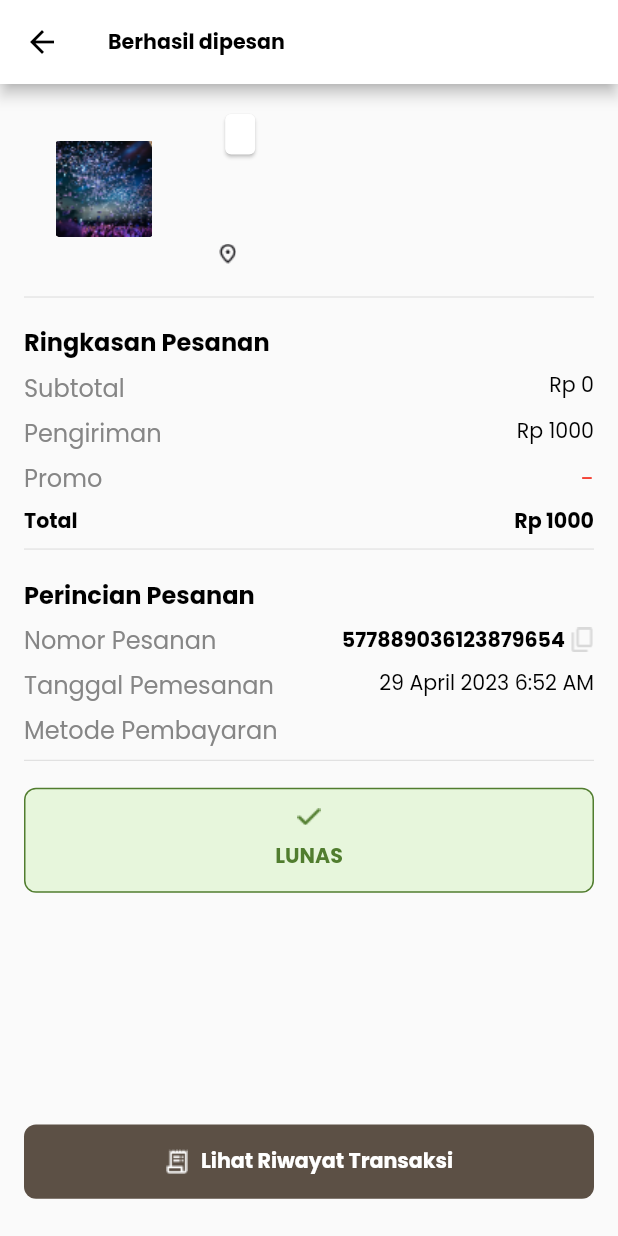
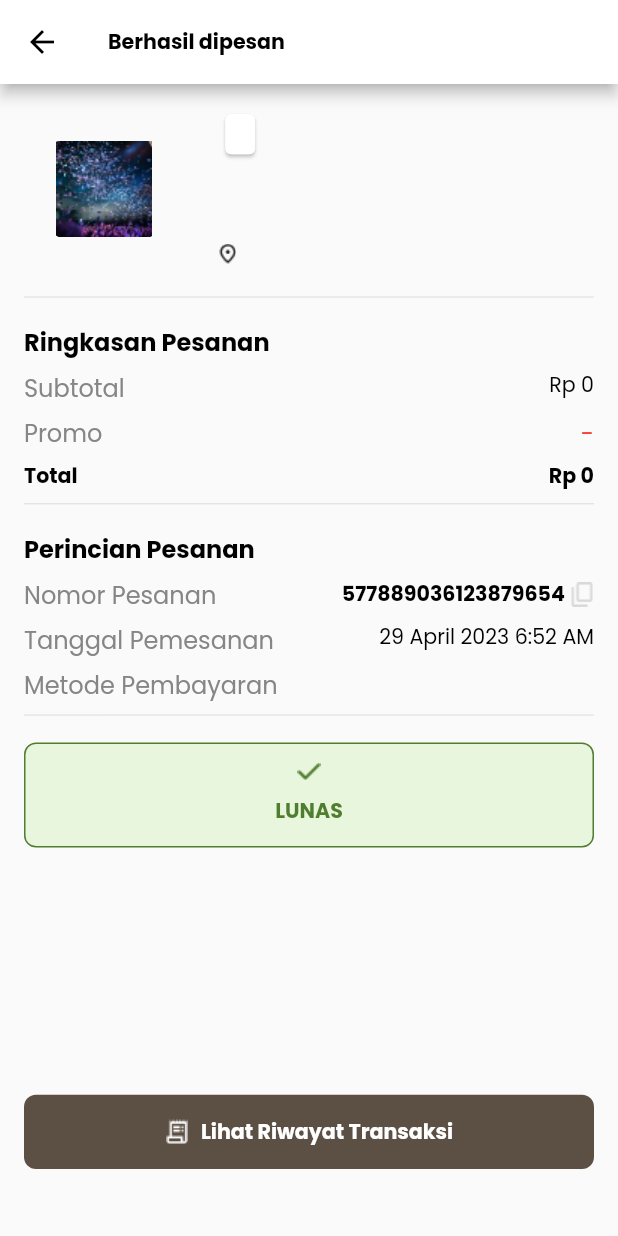
Before and after one commit to Balink-8/mobile_balink, a Flutter app: the SuccessPayment screen opened directly with empty values, on a phone screen of 412 x 824 dp. Run offline on Flutter 3.47's test engine with Material 2 defaults, Android fonts, the phone set to English and light mode, and no system bars; our stand-ins replace badges, carousel_slider, file_picker, flutter_screenutil, google_fonts, pinput and 2 more; missing offline and left inert: clipboard; accounts and stored records are empty.

Commit message:
hapus pengiriman

```diff
--- a/lib/view/event/eventPage/successpay.dart
+++ b/lib/view/event/eventPage/successpay.dart
@@ -165,31 +165,6 @@ class _SuccessPaymentState extends State<SuccessPayment> {
                     mainAxisAlignment: MainAxisAlignment.spaceBetween,
                     children: [
                       Text(
-                        'Pengiriman',
-                        style: poppinsKecil.copyWith(
-                            fontSize: 14.sp,
-                            fontWeight: FontWeight.w400,
-                            color: abuColor),
-                        key: const Key('label pengiriman'),
-                      ),
-                      Text(
-                        'Rp $hargaPengiriman',
-                        style: poppinsKecil.copyWith(
-                            fontSize: 12.sp,
-                            fontWeight: FontWeight.w400,
-                            color: blackColor),
-                        key: const Key('label harga ongkir'),
-                      )
-                    ],
-                  ),
-                  SizedBox(
-                    height: 6.h,
-                  ),
-                  Row(
-                    crossAxisAlignment: CrossAxisAlignment.start,
-                    mainAxisAlignment: MainAxisAlignment.spaceBetween,
-                    children: [
-                      Text(
                         'Promo',
                         style: poppinsKecil.copyWith(
                             fontSize: 14.sp,
@@ -223,7 +198,7 @@ class _SuccessPaymentState extends State<SuccessPayment> {
                         key: const Key('label total'),
                       ),
                       Text(
-                        'Rp ${total + hargaPengiriman}',
+                        'Rp ${total}',
                         style: poppinsKecil.copyWith(
                             fontSize: 12.sp,
                             fontWeight: FontWeight.w700,
@@ -373,13 +348,14 @@ class _SuccessPaymentState extends State<SuccessPayment> {
                 ),
               ),
               SizedBox(
-                height: 150.h,
+                height: 160.h,
               ),
               GestureDetector(
                 onTap: () {
                   Navigator.push(
                     context,
-                    MaterialPageRoute(builder: (context) => const TabBarNavigation()),
+                    MaterialPageRoute(
+                        builder: (context) => const TabBarNavigation()),
                   );
                 },
                 child: Container(
```
Also changed, not shown: lib/view/event/eventPage/checkout.dart (+2 -28 lines), lib/view/event/eventPage/waitingpembayaran.dart (+1 -26 lines).
